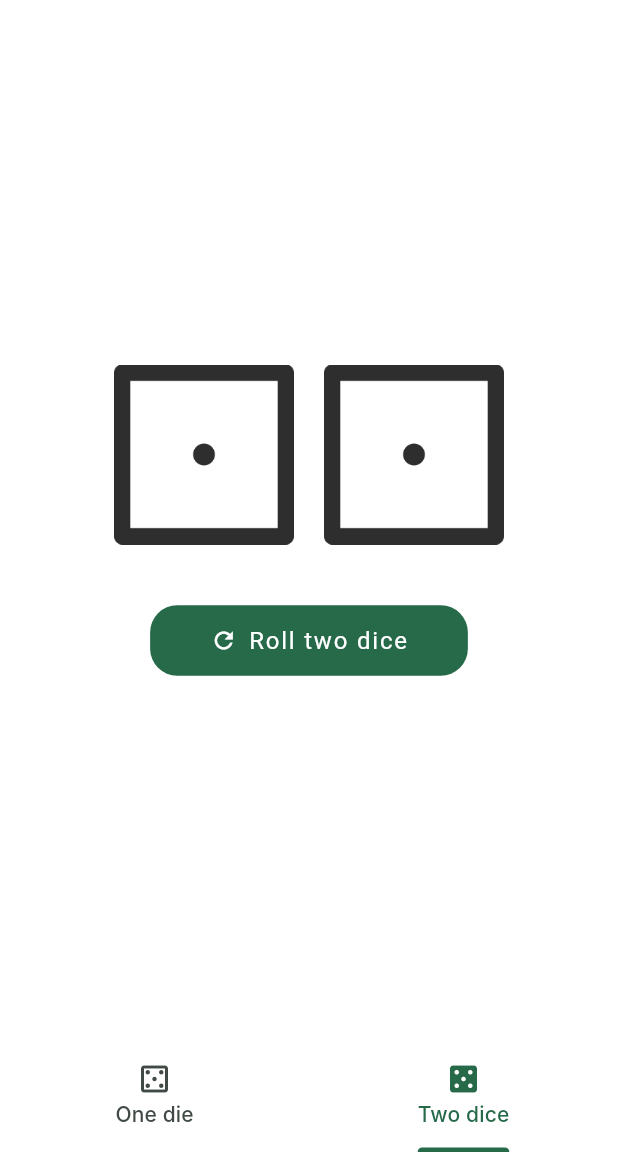
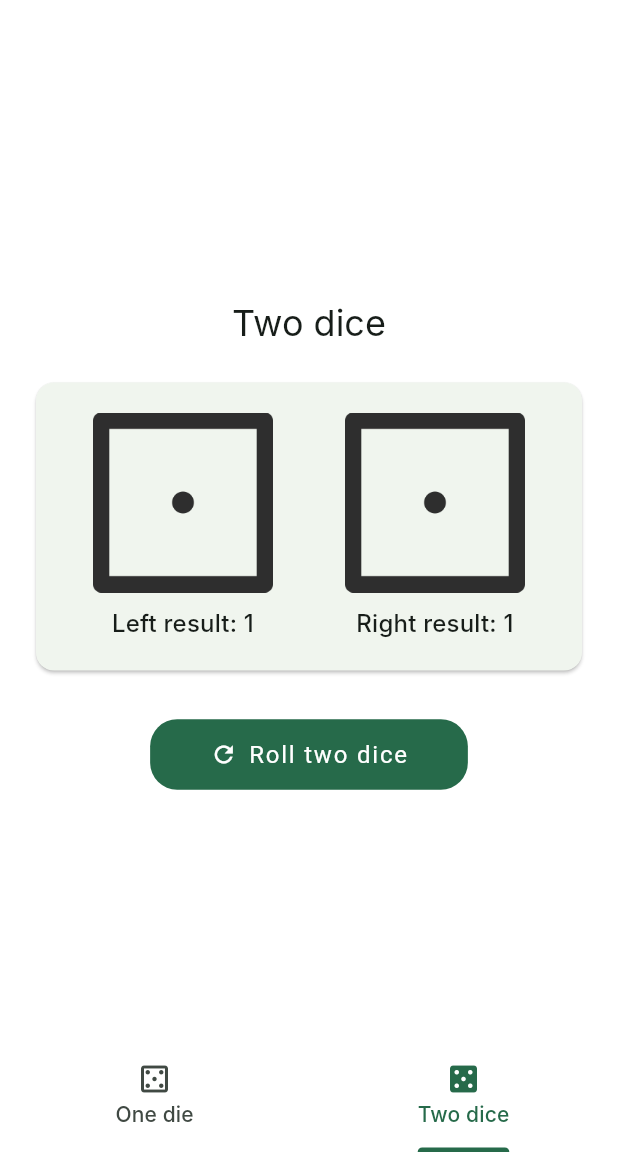
Before and after one commit to Slmdv9/Dicee-, a Flutter app: the screen it shows after launch, tab 2 chosen, on a phone screen of 412 x 824 dp, the part 84-1236 px from its top. Run offline on Flutter 3.47's test engine with Material 3 defaults, Android fonts, the phone set to English and light mode, and no system bars; Roboto replaces fonts that are missing (Inter).

Commit message:
feat(pages): redesign two-dice composition
Co-Authored-By: Codex - OpenAI GPT-5 5 (medium) <codex@openai.com>

```diff
--- a/lib/pages/dice_page.dart
+++ b/lib/pages/dice_page.dart
@@ -25,30 +25,114 @@ class _DicePageState extends State<DicePage> {
 
   @override
   Widget build(BuildContext context) {
-    return Column(
+    return LayoutBuilder(
+      builder: (context, constraints) {
+        final isCompact = constraints.maxHeight < 560;
+        final horizontalPadding = constraints.maxWidth < 360 ? 16.0 : 24.0;
+        final cardPadding = isCompact ? 12.0 : 20.0;
+        final diceSize = min(
+          120.0,
+          max(
+            88.0,
+            (constraints.maxWidth - (horizontalPadding * 2) -
+                    (cardPadding * 2) -
+                    12) /
+                2,
+          ),
+        );
+
+        return SafeArea(
+          child: SingleChildScrollView(
+            padding: EdgeInsets.symmetric(
+              horizontal: horizontalPadding,
+              vertical: isCompact ? 16 : 32,
+            ),
+            child: ConstrainedBox(
+              constraints: BoxConstraints(
+                minHeight: max(0.0, constraints.maxHeight - 32),
+              ),
+              child: Column(
+                mainAxisAlignment: isCompact
+                    ? MainAxisAlignment.start
+                    : MainAxisAlignment.center,
+                children: [
+                  Text(
+                    'Two dice',
+                    style: Theme.of(context).textTheme.headlineSmall,
+                  ),
+                  SizedBox(height: isCompact ? 12 : 24),
+                  Card(
+                    margin: EdgeInsets.zero,
+                    child: Padding(
+                      padding: EdgeInsets.all(cardPadding),
+                      child: Row(
                         mainAxisAlignment: MainAxisAlignment.center,
                         children: [
-        Row(
-          mainAxisAlignment: MainAxisAlignment.center,
-          children: [
-            AnimatedDice(value: left),
-            const SizedBox(width: 20),
-            AnimatedDice(value: right),
+                          Expanded(
+                            child: _dieResult(
+                              context,
+                              label: 'Left result: $left',
+                              value: left,
+                              size: diceSize,
+                            ),
+                          ),
+                          const SizedBox(width: 12),
+                          Expanded(
+                            child: _dieResult(
+                              context,
+                              label: 'Right result: $right',
+                              value: right,
+                              size: diceSize,
+                            ),
+                          ),
                         ],
                       ),
-        const SizedBox(height: 40),
+                    ),
+                  ),
+                  SizedBox(height: isCompact ? 16 : 32),
                   FilledButton.icon(
                     onPressed: roll,
                     icon: const Icon(Icons.refresh),
                     label: const Text('Roll two dice'),
                     style: FilledButton.styleFrom(
-            padding: const EdgeInsets.symmetric(horizontal: 40, vertical: 14),
+                      padding: const EdgeInsets.symmetric(
+                        horizontal: 40,
+                        vertical: 14,
+                      ),
                       textStyle: const TextStyle(
                         fontSize: 16,
                         letterSpacing: 1.2,
                       ),
                     ),
-        )
+                  ),
+                ],
+              ),
+            ),
+          ),
+        );
+      },
+    );
+  }
+
+  Widget _dieResult(
+    BuildContext context, {
+    required String label,
+    required int value,
+    required double size,
+  }) {
+    return Column(
+      mainAxisSize: MainAxisSize.min,
+      children: [
+        AnimatedDice(value: value, size: size),
+        const SizedBox(height: 8),
+        Semantics(
+          label: label,
+          child: Text(
+            label,
+            textAlign: TextAlign.center,
+            style: Theme.of(context).textTheme.titleMedium,
+          ),
+        ),
       ],
     );
   }
```
Also changed, not shown: 3 other files. Lines whose indentation alone changed are shown as unchanged.
